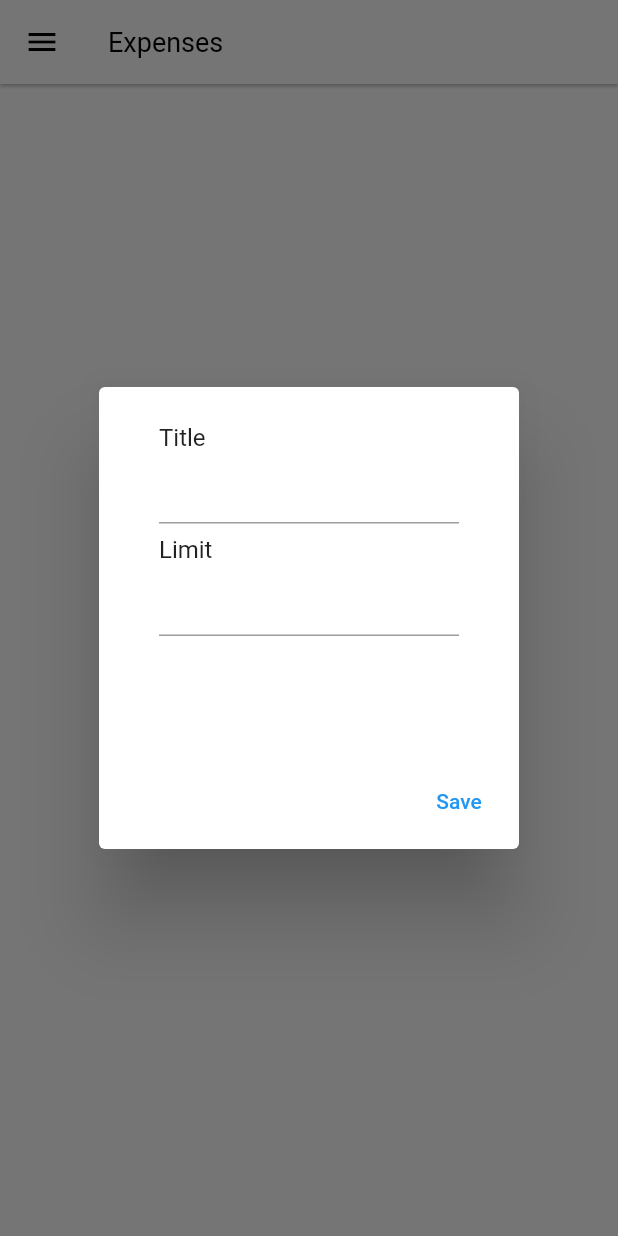
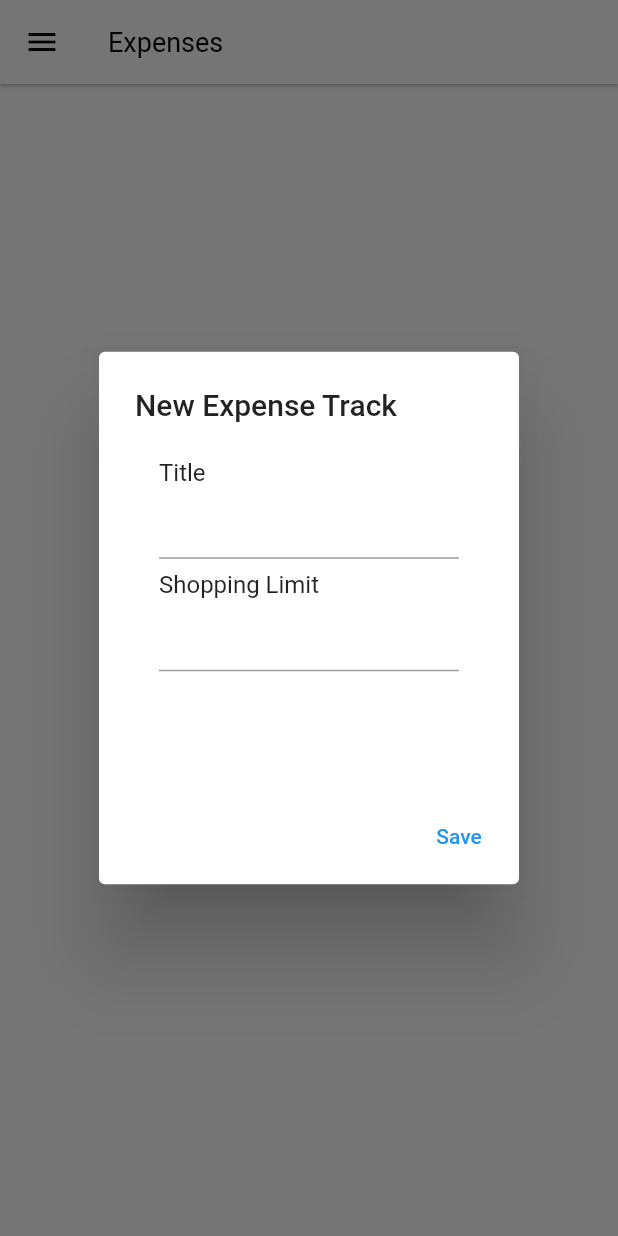
Before and after one commit to asare-21/expense-tracker, a Flutter app: the screen it shows after launch, after a tap on the "menu" icon, after a tap on "New Track", on a phone screen of 412 x 824 dp. Run offline on Flutter 3.47's test engine with Material 2 defaults, Android fonts, the phone set to English and light mode, and no system bars; our stand-ins replace fl_chart, hive, hive_flutter, splashscreen; accounts and stored records are empty.

```diff
--- a/lib/pages/homepage.dart
+++ b/lib/pages/homepage.dart
@@ -44,6 +44,7 @@ class _HomePageState extends State<HomePage> {
                         },
                       )
                     ],
+                    title: Text('New Expense Track'),
                     content: Container(
                       height: 200,
                       child: Column(
@@ -55,7 +56,7 @@ class _HomePageState extends State<HomePage> {
                             ),
                           ),
                           ListTile(
-                            title: Text('Limit'),
+                            title: Text('Shopping Limit'),
                             subtitle: TextField(
                               controller: limit,
                               keyboardType: TextInputType.number,
@@ -158,6 +159,7 @@ class _HomePageState extends State<HomePage> {
                                                 },
                                               )
                                             ],
+                                            title: Text('New Entry'),
                                             content: Container(
                                               height: 200,
                                               child: Column(
```
Also changed, not shown: flutter_01.png (added), flutter_02.png (added), flutter_03.png (added), flutter_04.png (added), flutter_05.png (added), 2 other files.
